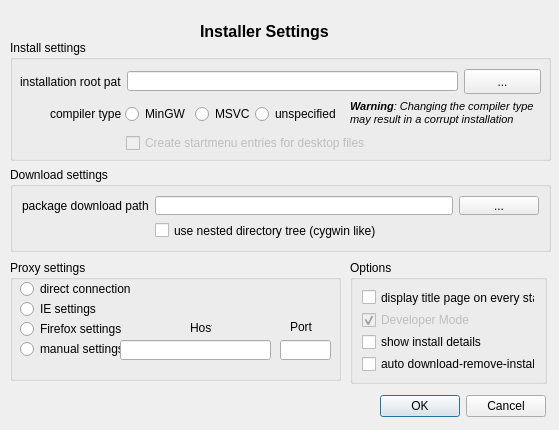
This is gui/settingspage.ui in KDE/kdewin-installer as Qt 5 draws it before an edit. The edited form follows.
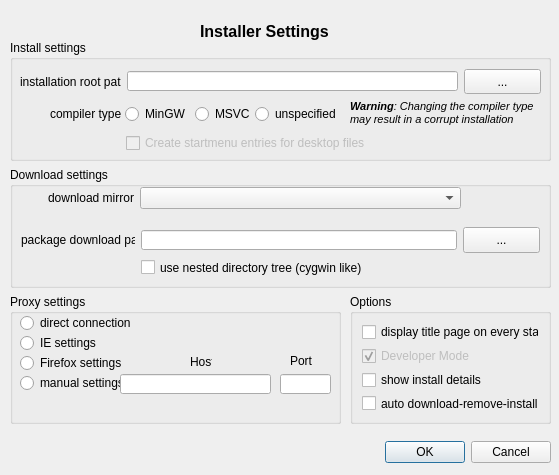
This is the edited form.

Commit message: added support for mirror selecting

Diff of the .ui file:
```diff
--- a/gui/settingspage.ui
+++ b/gui/settingspage.ui
@@ -6,7 +6,7 @@
     <x>0</x>
     <y>0</y>
     <width>559</width>
-    <height>430</height>
+    <height>475</height>
    </rect>
   </property>
   <property name="windowTitle" >
@@ -40,9 +40,9 @@
    <property name="geometry" >
     <rect>
      <x>350</x>
-     <y>260</y>
-     <width>197</width>
-     <height>124</height>
+     <y>294</y>
+     <width>201</width>
+     <height>130</height>
     </rect>
    </property>
    <property name="title" >
@@ -119,9 +119,9 @@
    <property name="geometry" >
     <rect>
      <x>10</x>
-     <y>260</y>
+     <y>294</y>
      <width>331</width>
-     <height>121</height>
+     <height>130</height>
     </rect>
    </property>
    <property name="title" >
@@ -232,8 +232,8 @@
   <widget class="QDialogButtonBox" name="buttonBox" >
    <property name="geometry" >
     <rect>
-     <x>355</x>
-     <y>394</y>
+     <x>360</x>
+     <y>440</y>
      <width>191</width>
      <height>25</height>
     </rect>
@@ -393,28 +393,34 @@
      <x>10</x>
      <y>167</y>
      <width>541</width>
-     <height>85</height>
+     <height>121</height>
     </rect>
    </property>
    <property name="title" >
     <string>Download settings</string>
    </property>
-   <layout class="QGridLayout" >
-    <property name="margin" >
-     <number>9</number>
-    </property>
-    <property name="spacing" >
-     <number>6</number>
-    </property>
-    <item row="0" column="1" >
      <widget class="QLineEdit" name="tempPathEdit" >
       <property name="enabled" >
        <bool>true</bool>
       </property>
-     </widget>
-    </item>
-    <item row="1" column="1" >
+    <property name="geometry" >
+     <rect>
+      <x>131</x>
+      <y>63</y>
+      <width>316</width>
+      <height>20</height>
+     </rect>
+    </property>
+   </widget>
      <widget class="QCheckBox" name="nestedDownloadTree" >
+    <property name="geometry" >
+     <rect>
+      <x>131</x>
+      <y>91</y>
+      <width>316</width>
+      <height>19</height>
+     </rect>
+    </property>
       <property name="toolTip" >
        <string>&lt;html>&lt;head>&lt;meta name="qrichtext" content="1" />&lt;style type="text/css">
 p, li { white-space: pre-wrap; }
@@ -428,25 +434,61 @@
        <string>use nested directory tree (cygwin like)</string>
       </property>
      </widget>
-    </item>
-    <item row="0" column="0" >
      <widget class="QLabel" name="label_3" >
+    <property name="geometry" >
+     <rect>
+      <x>11</x>
+      <y>60</y>
+      <width>114</width>
+      <height>26</height>
+     </rect>
+    </property>
       <property name="text" >
        <string>package download path</string>
       </property>
      </widget>
-    </item>
-    <item row="0" column="2" >
      <widget class="QPushButton" name="tempPathSelect" >
       <property name="enabled" >
        <bool>true</bool>
       </property>
+    <property name="geometry" >
+     <rect>
+      <x>453</x>
+      <y>60</y>
+      <width>77</width>
+      <height>26</height>
+     </rect>
+    </property>
       <property name="text" >
        <string>...</string>
       </property>
      </widget>
-    </item>
-   </layout>
+   <widget class="QComboBox" name="downloadMirror" >
+    <property name="geometry" >
+     <rect>
+      <x>130</x>
+      <y>20</y>
+      <width>321</width>
+      <height>22</height>
+     </rect>
+    </property>
+   </widget>
+   <widget class="QLabel" name="label_8" >
+    <property name="geometry" >
+     <rect>
+      <x>10</x>
+      <y>18</y>
+      <width>114</width>
+      <height>26</height>
+     </rect>
+    </property>
+    <property name="text" >
+     <string>download mirror</string>
+    </property>
+    <property name="alignment" >
+     <set>Qt::AlignRight|Qt::AlignTrailing|Qt::AlignVCenter</set>
+    </property>
+   </widget>
   </widget>
  </widget>
  <tabstops>
```
Left out of the diff: 19 changed lines with no effect on the pictures. Lines whose indentation alone changed are shown as unchanged. The commit also changes 11 other files.
